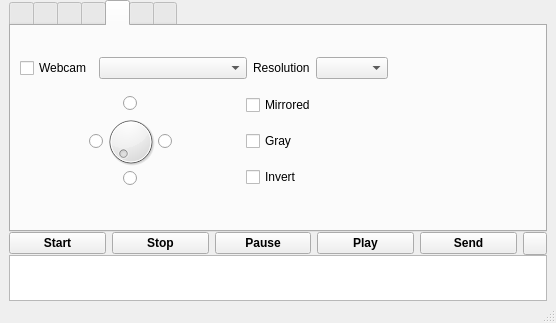
Old version of the form vokoscreen.ui in the repository yanuarakhid/vokoscreen.
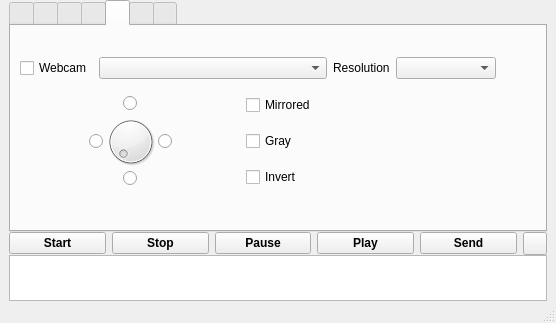
New version of the form.

Commit message: camera resoltions

What changed in the file:
```diff
--- a/vokoscreen.ui
+++ b/vokoscreen.ui
@@ -16,6 +16,12 @@
     <verstretch>0</verstretch>
    </sizepolicy>
   </property>
+  <property name="minimumSize">
+   <size>
+    <width>100</width>
+    <height>0</height>
+   </size>
+  </property>
   <widget class="QWidget" name="centralwidget">
    <property name="sizePolicy">
     <sizepolicy hsizetype="Preferred" vsizetype="Preferred">
@@ -667,7 +673,14 @@
               <item>
                <layout class="QVBoxLayout" name="verticalLayout_19">
                 <item>
-                 <widget class="QComboBox" name="resolutionComboBox"/>
+                 <widget class="QComboBox" name="resolutionComboBox">
+                  <property name="minimumSize">
+                   <size>
+                    <width>100</width>
+                    <height>0</height>
+                   </size>
+                  </property>
+                 </widget>
                 </item>
                </layout>
               </item>
@@ -676,6 +689,9 @@
                 <property name="orientation">
                  <enum>Qt::Horizontal</enum>
                 </property>
+                <property name="sizeType">
+                 <enum>QSizePolicy::Minimum</enum>
+                </property>
                 <property name="sizeHint" stdset="0">
                  <size>
                   <width>40</width>
```
